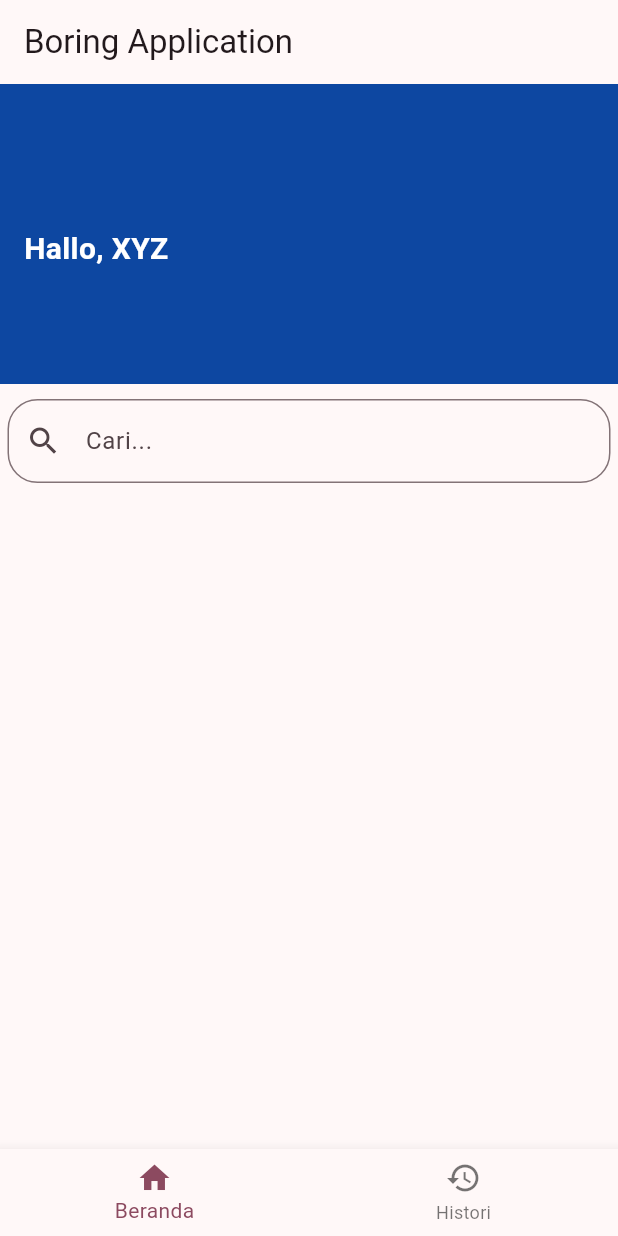
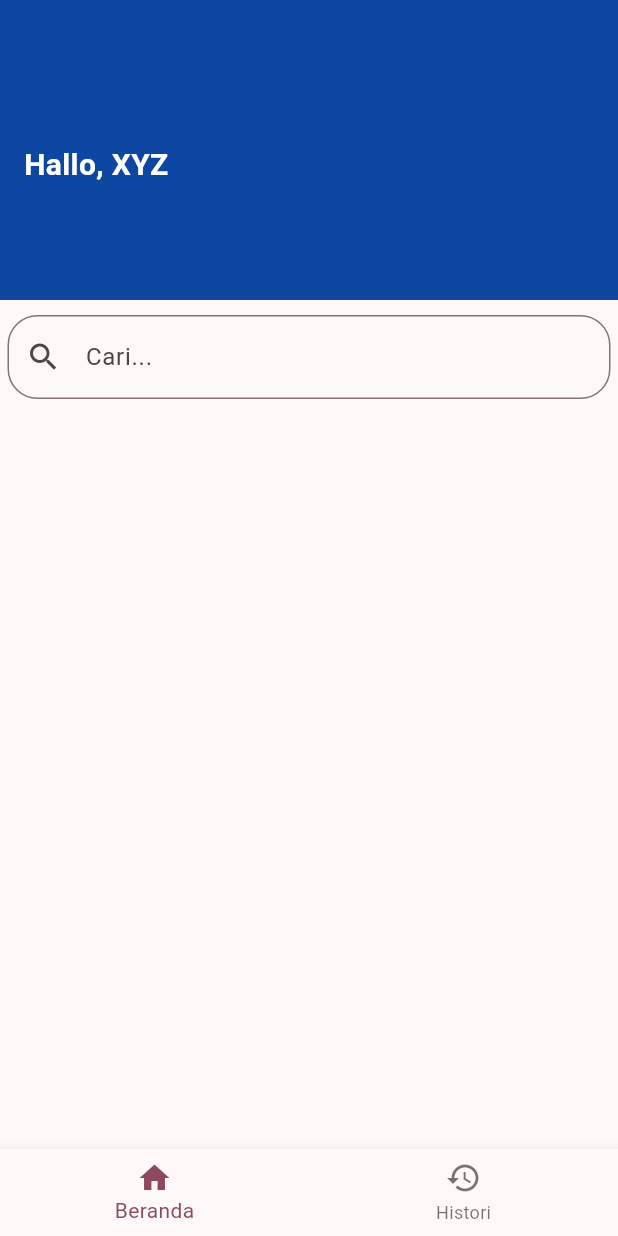
Before and after one commit to aivdd/flutter-boring, a Flutter app: the screen it shows after launch, on a phone screen of 412 x 824 dp. Run offline on Flutter 3.47's test engine with Material 2 defaults, Android fonts, the phone set to English and light mode, and no system bars; our stand-ins replace firebase_core; accounts and stored records are empty.

Commit message:
delete appbar main

```diff
--- a/lib/main.dart
+++ b/lib/main.dart
@@ -2,6 +2,7 @@
 import 'package:firebase_core/firebase_core.dart';
 import 'package:flutter_boring/screen/history.dart';
 import 'package:flutter_boring/screen/home.dart';
+import 'package:flutter_boring/screen/spar_list.dart';
 import 'firebase_options.dart';
 
 Future<void> main() async {
@@ -52,9 +53,6 @@
   @override
   Widget build(BuildContext context) {
     return Scaffold(
-      appBar: AppBar(
-        title: Text('Boring Application'),
-      ),
       body: _pages[_selectedIndex],
       bottomNavigationBar: BottomNavigationBar(
         currentIndex: _selectedIndex,
```
